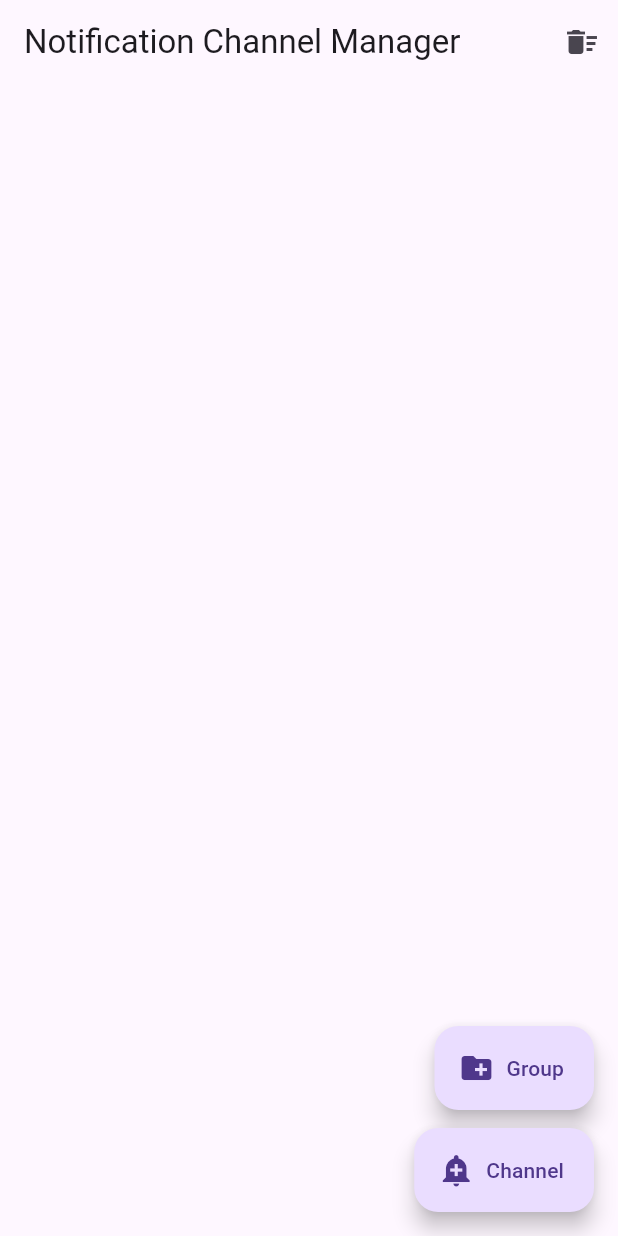
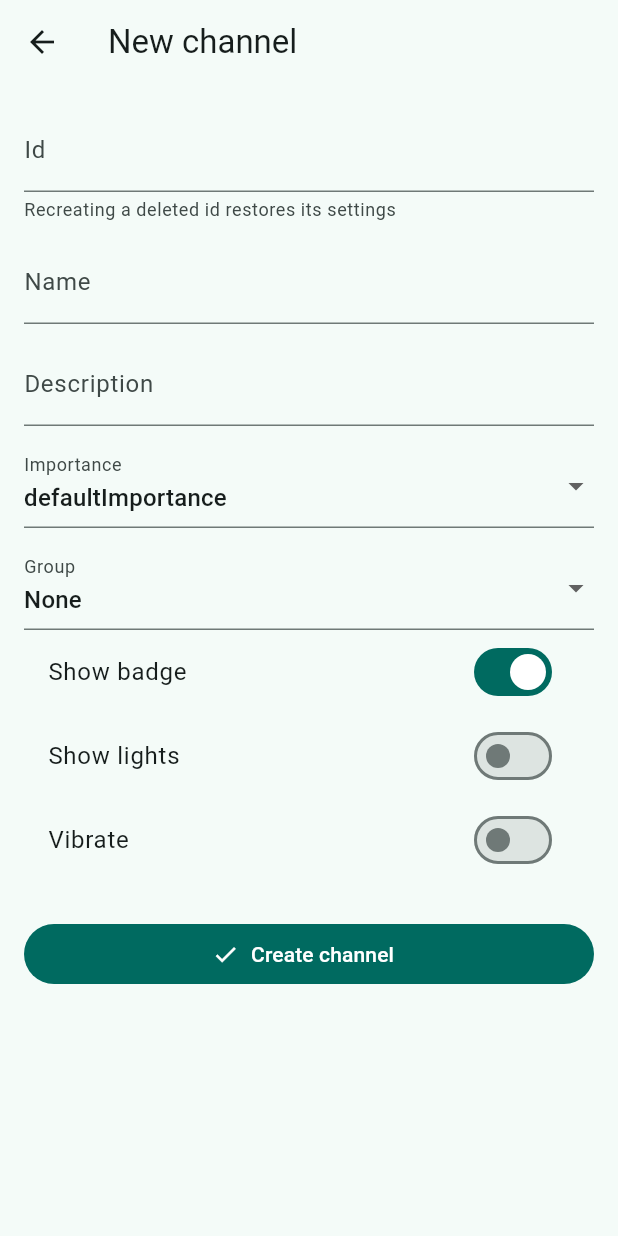
Before and after one commit to imedboumalek/notification_channel_manager, a Flutter app: the screen it shows after launch, after a tap on "Channel", on a phone screen of 412 x 824 dp. Run offline on Flutter 3.47's test engine with Material 3 defaults, Android fonts, the phone set to English and light mode, and no system bars; our stand-ins replace plugin_platform_interface.

Commit message:
built full example app and fixed lightColor read-back semantics; integration tests passing on device

```diff
--- /dev/null
+++ b/example/lib/channel_form_page.dart
@@ -0,0 +1,148 @@
+import 'package:flutter/material.dart';
+import 'package:flutter/services.dart';
+import 'package:notification_channel_manager/notification_channel_manager.dart';
+
+/// Creates a channel, demonstrating every option the plugin supports at
+/// creation time: importance, group, badge, lights (with color), vibration.
+class ChannelFormPage extends StatefulWidget {
+  const ChannelFormPage({super.key, required this.groups});
+
+  final List<NotificationChannelGroup> groups;
+
+  @override
+  State<ChannelFormPage> createState() => _ChannelFormPageState();
+}
+
+class _ChannelFormPageState extends State<ChannelFormPage> {
+  final _formKey = GlobalKey<FormState>();
+  final _idController = TextEditingController();
+  final _nameController = TextEditingController();
+  final _descriptionController = TextEditingController();
+
+  var importance = NotificationChannelImportance.defaultImportance;
+  String? groupId;
+  var canShowBadge = true;
+  var shouldShowLights = false;
+  var lightColor = LightColor.white;
+  var shouldVibrate = false;
+
+  @override
+  void dispose() {
+    _idController.dispose();
+    _nameController.dispose();
+    _descriptionController.dispose();
+    super.dispose();
+  }
+
+  Future<void> _save() async {
+    if (!_formKey.currentState!.validate()) return;
+    try {
+      await NotificationChannelManager.createChannel(NotificationChannel(
+        id: _idController.text.trim(),
+        name: _nameController.text.trim(),
+        description: _descriptionController.text.trim(),
+        importance: importance,
+        groupId: groupId,
+        canShowBadge: canShowBadge,
+        shouldShowLights: shouldShowLights,
+        lightColor: shouldShowLights ? lightColor : null,
+        shouldVibrate: shouldVibrate,
+      ));
+      if (!mounted) return;
+      Navigator.pop(context, true);
+    } on PlatformException catch (e) {
+      if (!mounted) return;
+      ScaffoldMessenger.of(context).showSnackBar(
+        SnackBar(content: Text('Failed to create channel: ${e.message}')),
+      );
+    }
+  }
+
+  @override
+  Widget build(BuildContext context) {
+    return Scaffold(
+      appBar: AppBar(title: const Text('New channel')),
+      body: Form(
+        key: _formKey,
+        child: ListView(
+          padding: const EdgeInsets.all(16),
+          children: [
+            TextFormField(
+              controller: _idController,
+              decoration: const InputDecoration(
+                labelText: 'Id',
+                helperText: 'Recreating a deleted id restores its settings',
+              ),
+              validator: (value) =>
+                  value == null || value.trim().isEmpty ? 'Required' : null,
+            ),
+            const SizedBox(height: 12),
+            TextFormField(
+              controller: _nameController,
+              decoration: const InputDecoration(labelText: 'Name'),
+              validator: (value) =>
+                  value == null || value.trim().isEmpty ? 'Required' : null,
+            ),
+            const SizedBox(height: 12),
+            TextFormField(
+              controller: _descriptionController,
+              decoration: const InputDecoration(labelText: 'Description'),
+            ),
+            const SizedBox(height: 12),
+            DropdownButtonFormField<NotificationChannelImportance>(
+              initialValue: importance,
+              decoration: const InputDecoration(labelText: 'Importance'),
+              items: [
+                for (final value in NotificationChannelImportance.values)
+                  DropdownMenuItem(value: value, child: Text(value.name)),
+              ],
+              onChanged: (value) => setState(() => importance = value!),
+            ),
+            const SizedBox(height: 12),
+            DropdownButtonFormField<String?>(
+              initialValue: groupId,
+              decoration: const InputDecoration(labelText: 'Group'),
+              items: [
+                const DropdownMenuItem(value: null, child: Text('None')),
+                for (final group in widget.groups)
+                  DropdownMenuItem(value: group.id, child: Text(group.name)),
+              ],
+              onChanged: (value) => setState(() => groupId = value),
+            ),
+            SwitchListTile(
+              title: const Text('Show badge'),
+              value: canShowBadge,
+              onChanged: (value) => setState(() => canShowBadge = value),
+            ),
+            SwitchListTile(
+              title: const Text('Show lights'),
+              value: shouldShowLights,
+              onChanged: (value) => setState(() => shouldShowLights = value),
+            ),
+            if (shouldShowLights)
+              DropdownButtonFormField<LightColor>(
+                initialValue: lightColor,
+                decoration: const InputDecoration(labelText: 'Light color'),
+                items: [
+                  for (final value in LightColor.values)
+                    DropdownMenuItem(value: value, child: Text(value.name)),
+                ],
+                onChanged: (value) => setState(() => lightColor = value!),
+              ),
+            SwitchListTile(
+              title: const Text('Vibrate'),
+              value: shouldVibrate,
+              onChanged: (value) => setState(() => shouldVibrate = value),
+            ),
+            const SizedBox(height: 24),
+            FilledButton.icon(
+              onPressed: _save,
+              icon: const Icon(Icons.check),
+              label: const Text('Create channel'),
+            ),
+          ],
+        ),
+      ),
+    );
+  }
+}
--- a/example/lib/main.dart
+++ b/example/lib/main.dart
@@ -1,35 +1,53 @@
 import 'package:flutter/material.dart';
 import 'package:notification_channel_manager/notification_channel_manager.dart';
 
+import 'channel_detail_page.dart';
+import 'channel_form_page.dart';
+import 'group_form_page.dart';
+
 void main() {
-  runApp(const MyApp());
+  runApp(const ExampleApp());
 }
 
-class MyApp extends StatelessWidget {
-  const MyApp({super.key});
+class ExampleApp extends StatelessWidget {
+  const ExampleApp({super.key});
 
   @override
   Widget build(BuildContext context) {
-    return const MaterialApp(home: ChannelListPage());
+    return MaterialApp(
+      title: 'Notification Channel Manager',
+      theme: ThemeData(colorSchemeSeed: Colors.teal, useMaterial3: true),
+      home: const HomePage(),
+    );
   }
 }
 
-class ChannelListPage extends StatefulWidget {
-  const ChannelListPage({super.key});
+class HomePage extends StatefulWidget {
+  const HomePage({super.key});
 
   @override
-  State<ChannelListPage> createState() => _ChannelListPageState();
+  State<HomePage> createState() => _HomePageState();
 }
 
-class _ChannelListPageState extends State<ChannelListPage> {
+class _HomePageState extends State<HomePage>
+    with SingleTickerProviderStateMixin {
+  late final TabController _tabController;
   List<NotificationChannel> channels = [];
   List<NotificationChannelGroup> groups = [];
-  int counter = 0;
 
   @override
   void initState() {
     super.initState();
+    _tabController = TabController(length: 2, vsync: this);
+    // rebuild so the FAB matches the active tab
+    _tabController.addListener(() => setState(() {}));
     _refresh();
+  }
+
+  @override
+  void dispose() {
+    _tabController.dispose();
+    super.dispose();
   }
 
   Future<void> _refresh() async {
@@ -42,107 +60,209 @@ class _ChannelListPageState extends State<ChannelListPage> {
     });
   }
 
-  Future<void> _createChannel() async {
-    counter++;
-    await NotificationChannelManager.createChannel(NotificationChannel(
-      id: 'channel_$counter',
-      name: 'Channel $counter',
-      description: 'Created from the example app',
-      importance: NotificationChannelImportance.high,
-    ));
+  Future<void> _deleteAll() async {
+    final confirmed = await showDialog<bool>(
+      context: context,
+      builder: (context) => AlertDialog(
+        title: const Text('Delete everything?'),
+        content: const Text(
+            'This deletes all notification channels and groups of this app. '
+            'Android soft-deletes channels: recreating one with the same id '
+            'restores its old settings.'),
+        actions: [
+          TextButton(
+            onPressed: () => Navigator.pop(context, false),
+            child: const Text('Cancel'),
+          ),
+          FilledButton(
+            onPressed: () => Navigator.pop(context, true),
+            child: const Text('Delete all'),
+          ),
+        ],
+      ),
+    );
+    if (confirmed != true) return;
+    await NotificationChannelManager.deleteAllChannels();
+    await NotificationChannelManager.deleteAllGroups();
     await _refresh();
   }
 
-  Future<void> _createGroup() async {
-    counter++;
-    await NotificationChannelManager.upsertGroup(NotificationChannelGroup(
-      id: 'group_$counter',
-      name: 'Group $counter',
-      description: 'Created from the example app',
-    ));
-    await _refresh();
+  Future<void> _openChannelForm() async {
+    final created = await Navigator.push<bool>(
+      context,
+      MaterialPageRoute(builder: (_) => ChannelFormPage(groups: groups)),
+    );
+    if (created == true) await _refresh();
+  }
+
+  Future<void> _openGroupForm() async {
+    final created = await Navigator.push<bool>(
+      context,
+      MaterialPageRoute(builder: (_) => const GroupFormPage()),
+    );
+    if (created == true) await _refresh();
+  }
+
+  Future<void> _openChannelDetail(NotificationChannel channel) async {
+    final changed = await Navigator.push<bool>(
+      context,
+      MaterialPageRoute(builder: (_) => ChannelDetailPage(channel: channel)),
+    );
+    if (changed == true) await _refresh();
   }
 
   @override
   Widget build(BuildContext context) {
     return Scaffold(
       appBar: AppBar(
-        title: const Text('Notification Channel Manager'),
+        title: const Text('Channel Manager'),
         actions: [
           IconButton(
+            icon: const Icon(Icons.refresh),
+            tooltip: 'Refresh',
+            onPressed: _refresh,
+          ),
+          IconButton(
             icon: const Icon(Icons.delete_sweep),
-            tooltip: 'Delete all channels and groups',
-            onPressed: () async {
-              await NotificationChannelManager.deleteAllChannels();
-              await NotificationChannelManager.deleteAllGroups();
-              await _refresh();
-            },
+            tooltip: 'Delete all',
+            onPressed: _deleteAll,
           ),
         ],
-      ),
-      body: RefreshIndicator(
-        onRefresh: _refresh,
-        child: ListView(
-          children: [
-            if (groups.isNotEmpty)
-              const ListTile(
-                title: Text('Groups',
-                    style: TextStyle(fontWeight: FontWeight.bold)),
-              ),
-            for (final group in groups)
-              ListTile(
-                leading: const Icon(Icons.folder),
-                title: Text(group.name),
-                subtitle:
-                    Text('${group.id} · ${group.channels.length} channel(s)'),
-                trailing: IconButton(
-                  icon: const Icon(Icons.delete),
-                  onPressed: () async {
-                    await NotificationChannelManager.deleteGroup(group.id);
-                    await _refresh();
-                  },
-                ),
-              ),
-            if (channels.isNotEmpty)
-              const ListTile(
-                title: Text('Channels',
-                    style: TextStyle(fontWeight: FontWeight.bold)),
-              ),
-            for (final channel in channels)
-              ListTile(
-                leading: const Icon(Icons.notifications),
-                title: Text(channel.name),
-                subtitle: Text('${channel.id} · ${channel.importance.name}'),
-                trailing: IconButton(
-                  icon: const Icon(Icons.delete),
-                  onPressed: () async {
-                    await NotificationChannelManager.deleteChannel(channel.id);
-                    await _refresh();
-                  },
-                ),
-              ),
+        bottom: TabBar(
+          controller: _tabController,
+          tabs: [
+            Tab(text: 'Channels (${channels.length})'),
+            Tab(text: 'Groups (${groups.length})'),
           ],
         ),
       ),
-      floatingActionButton: Column(
-        mainAxisSize: MainAxisSize.min,
-        crossAxisAlignment: CrossAxisAlignment.end,
+      body: TabBarView(
+        controller: _tabController,
         children: [
-          FloatingActionButton.extended(
-            heroTag: 'group',
-            onPressed: _createGroup,
-            icon: const Icon(Icons.create_new_folder),
-            label: const Text('Group'),
+          _ChannelsTab(
+            channels: channels,
+            onRefresh: _refresh,
+            onTap: _openChannelDetail,
           ),
-          const SizedBox(height: 12),
-          FloatingActionButton.extended(
-            heroTag: 'channel',
-            onPressed: _createChannel,
-            icon: const Icon(Icons.add_alert),
-            label: const Text('Channel'),
-          ),
+          _GroupsTab(groups: groups, onRefresh: _refresh),
         ],
       ),
+      floatingActionButton: _tabController.index == 0
+          ? FloatingActionButton.extended(
+              onPressed: _openChannelForm,
+              icon: const Icon(Icons.add_alert),
+              label: const Text('Channel'),
+            )
+          : FloatingActionButton.extended(
+              onPressed: _openGroupForm,
+              icon: const Icon(Icons.create_new_folder),
+              label: const Text('Group'),
+            ),
     );
   }
 }
+
+class _ChannelsTab extends StatelessWidget {
+  const _ChannelsTab({
+    required this.channels,
+    required this.onRefresh,
+    required this.onTap,
+  });
+
+  final List<NotificationChannel> channels;
+  final Future<void> Function() onRefresh;
+  final void Function(NotificationChannel) onTap;
+
+  @override
+  Widget build(BuildContext context) {
+    return RefreshIndicator(
+      onRefresh: onRefresh,
+      child: channels.isEmpty
+          ? ListView(
+              children: const [
+                SizedBox(height: 120),
+                Center(child: Text('No channels yet.\nCreate one below.')),
+              ],
+            )
+          : ListView.builder(
+              itemCount: channels.length,
+              itemBuilder: (context, index) {
+                final channel = channels[index];
+                return ListTile(
+                  leading: const Icon(Icons.notifications),
+                  title: Text(channel.name),
+                  subtitle: Text(
+                      '${channel.id} · ${channel.importance.name}'
+                      '${channel.groupId != null ? ' · in ${channel.groupId}' : ''}'),
+                  trailing: IconButton(
+                    icon: const Icon(Icons.delete_outline),
+                    tooltip: 'Delete channel',
+                    onPressed: () async {
+                      await NotificationChannelManager.deleteChannel(
+                          channel.id);
+                      await onRefresh();
+                    },
+                  ),
+                  onTap: () => onTap(channel),
+                );
+              },
+            ),
+    );
+  }
+}
+
+class _GroupsTab extends StatelessWidget {
+  const _GroupsTab({required this.groups, required this.onRefresh});
+
+  final List<NotificationChannelGroup> groups;
+  final Future<void> Function() onRefresh;
+
+  @override
+  Widget build(BuildContext context) {
+    return RefreshIndicator(
+      onRefresh: onRefresh,
+      child: groups.isEmpty
+          ? ListView(
+              children: const [
+                SizedBox(height: 120),
+                Center(child: Text('No groups yet.\nCreate one below.')),
+              ],
+            )
+          : ListView.builder(
+              itemCount: groups.length,
+              itemBuilder: (context, index) {
+                final group = groups[index];
+                return ExpansionTile(
+                  leading: const Icon(Icons.folder),
+                  title: Text(group.name),
+                  subtitle: Text(
+                      '${group.id} · ${group.channels.length} channel(s)'
+                      '${group.isBlocked ? ' · blocked' : ''}'),
+                  trailing: IconButton(
+                    icon: const Icon(Icons.delete_outline),
+                    tooltip: 'Delete group and its channels',
+                    onPressed: () async {
+                      await NotificationChannelManager.deleteGroup(group.id);
+                      await onRefresh();
+                    },
+                  ),
+                  children: [
+                    if (group.description.isNotEmpty)
+                      ListTile(
+                        dense: true,
+                        title: Text(group.description),
+                      ),
+                    for (final channel in group.channels)
+                      ListTile(
+                        dense: true,
+                        leading: const Icon(Icons.notifications, size: 20),
+                        title: Text(channel.name),
+                        subtitle: Text(channel.id),
+                      ),
+                  ],
+                );
+              },
+            ),
+    );
+  }
+}
```
Also changed, not shown: example/lib/channel_detail_page.dart (added, +130 -0 lines), example/lib/group_form_page.dart (added, +89 -0 lines), lib/src/notification_channel.dart (+15 -6 lines), 5 other files.
